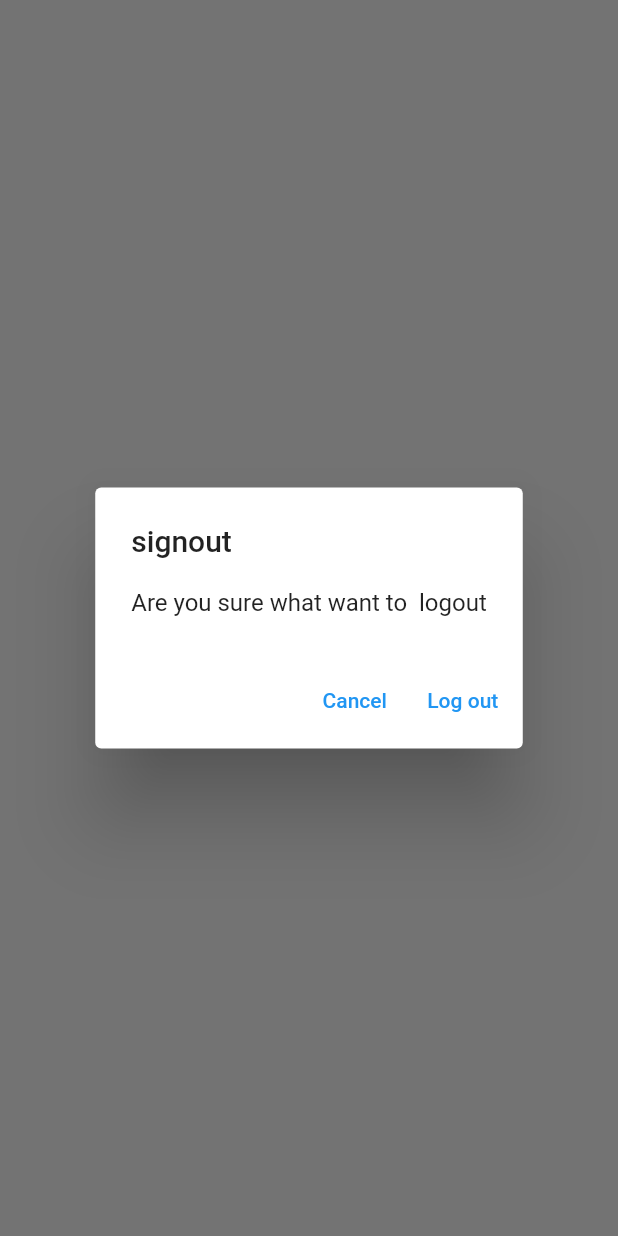
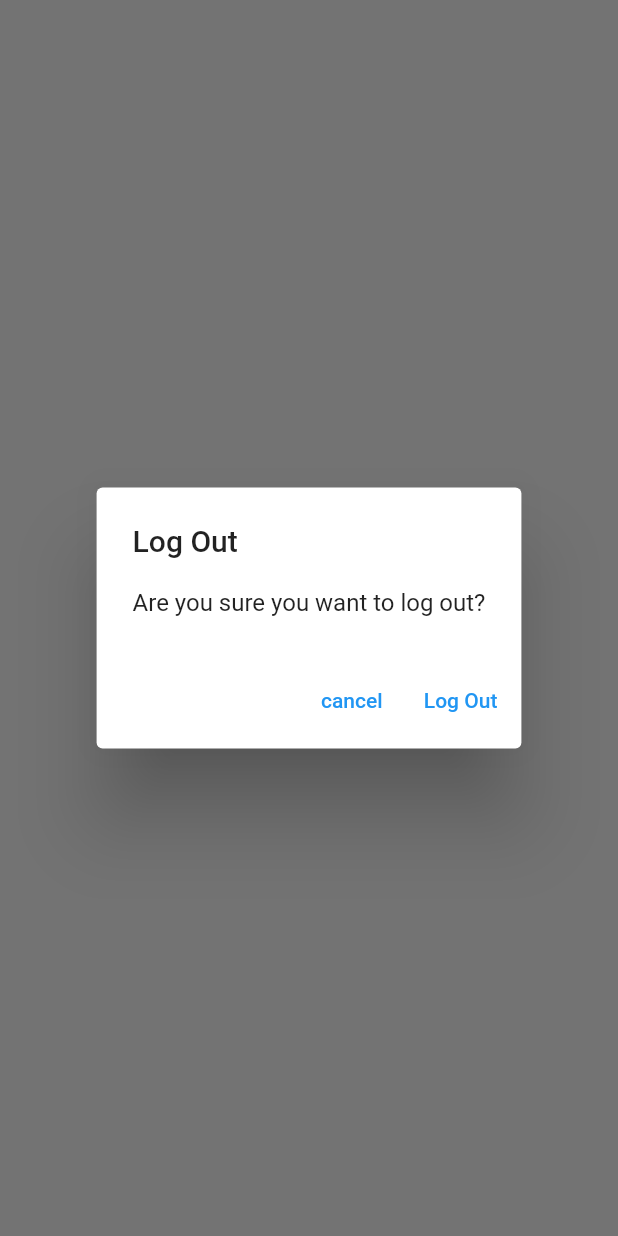
Before and after one commit to jayavardhanjv/MyNotes_app_flutter, a Flutter app: what showLogOutDialog() shows on an empty page, opened directly, on a phone screen of 412 x 824 dp. Run offline on Flutter 3.47's test engine with Material 2 defaults, Android fonts, the phone set to English and light mode, and no system bars; our stand-ins replace firebase_auth, firebase_core, sqflite; accounts and stored records are empty; network calls fail.

Commit message:
dialogs update

```diff
--- a/lib/pages/notes/notes_view.dart
+++ b/lib/pages/notes/notes_view.dart
@@ -1,8 +1,11 @@
 import 'package:flutter/material.dart';
 import 'package:flutter_application_2/constants/routs.dart';
 import 'package:flutter_application_2/enums/menu_action.dart';
+import 'package:flutter_application_2/pages/notes/notes_list_view.dart';
 import 'package:flutter_application_2/services/auth/auth_service.dart';
 import 'package:flutter_application_2/services/auth/crud/notes_services.dart';
+
+import '../../utitlities/dialogs/logout_dialog.dart';
 
 class NotesView extends StatefulWidget {
   const NotesView({Key? key}) : super(key: key);
@@ -67,19 +70,11 @@ class _NotesViewState extends State<NotesView> {
                     case ConnectionState.active:
                       if (snapshot.hasData) {
                         final allNotes = snapshot.data as List<DatabaseNote>;
-                        print(allNotes);
-                        return ListView.builder(
-                          itemCount: allNotes.length,
-                          itemBuilder: (context, index) {
-                            final note = allNotes[index];
-                            return ListTile(
-                              title: Text(
-                                note.text,
-                                maxLines: 1,
-                                softWrap: true,
-                                overflow: TextOverflow.ellipsis,
-                              ),
-                            );
+                        // print(allNotes);
+                        return NotesListView(
+                          notes: allNotes,
+                          onDeleteNote: (note) async {
+                            await _notesService.deleteNote(id: note.id);
                           },
                         );
                       } else {
@@ -98,28 +93,3 @@ class _NotesViewState extends State<NotesView> {
     );
   }
 }
-
-Future<bool> showLogOutDialog(BuildContext context) {
-  return showDialog<bool>(
-    context: context,
-    builder: (context) {
-      return AlertDialog(
-        title: const Text("signout"),
-        content: const Text("Are you sure what want to  logout"),
-        actions: [
-          TextButton(
-            onPressed: () {
-              Navigator.of(context).pop(false);
-            },
-            child: const Text("Cancel"),
-          ),
-          TextButton(
-              onPressed: () {
-                Navigator.of(context).pop(true);
-              },
-              child: const Text("Log out")),
-        ],
-      );
-    },
-  ).then((value) => value ?? false);
-}
--- /dev/null
+++ b/lib/utitlities/dialogs/generic_dialog.dart
@@ -0,0 +1,35 @@
+import 'package:flutter/material.dart';
+import 'package:flutter/widgets.dart';
+
+typedef DialogOptionBuilder<T> = Map<String, T?> Function();
+
+Future<T?> showGenericDialog<T>({
+  required BuildContext context,
+  required String title,
+  required String content,
+  required DialogOptionBuilder optionsBuilder,
+}) {
+  final options = optionsBuilder();
+  return showDialog<T>(
+    context: context,
+    builder: (context) {
+      return AlertDialog(
+        title: Text(title),
+        content: Text(content),
+        actions: options.keys.map((optionTitle) {
+          final value = options[optionTitle];
+          return TextButton(
+            onPressed: () {
+              if (value != null) {
+                Navigator.of(context).pop(value);
+              } else {
+                Navigator.of(context).pop();
+              }
+            },
+            child: Text(optionTitle),
+          );
+        }).toList(),
+      );
+    },
+  );
+}
--- /dev/null
+++ b/lib/utitlities/dialogs/logout_dialog.dart
@@ -0,0 +1,15 @@
+import 'package:flutter/cupertino.dart';
+import 'package:flutter_application_2/utitlities/dialogs/generic_dialog.dart';
+
+Future<bool> showLogOutDialog(BuildContext context) {
+  return showGenericDialog(
+      context: context,
+      title: 'Log Out',
+      content: 'Are you sure you want to log out?',
+      optionsBuilder: () => {
+            'cancel': false,
+            'Log Out': true,
+          }).then(
+    (value) => value ?? false,
+  );
+}
```
Also changed, not shown: lib/pages/login.dart (+4 -3 lines), lib/pages/notes/notes_list_view.dart (added, +47 -0 lines), lib/pages/register_user.dart (+5 -4 lines), lib/utitlities/dialogs/delete_dialog.dart (added, +15 -0 lines), lib/utitlities/dialogs/error_dialog.dart (added, +16 -0 lines), lib/utitlities/showerrordialog.dart (+0 -23 lines).
